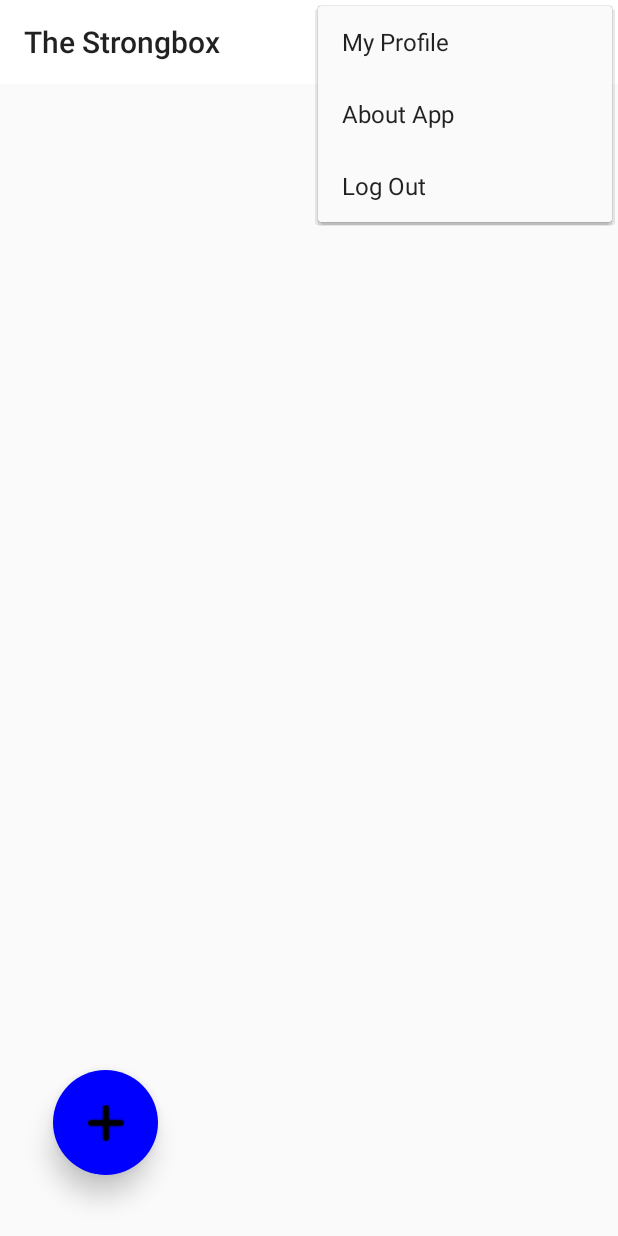
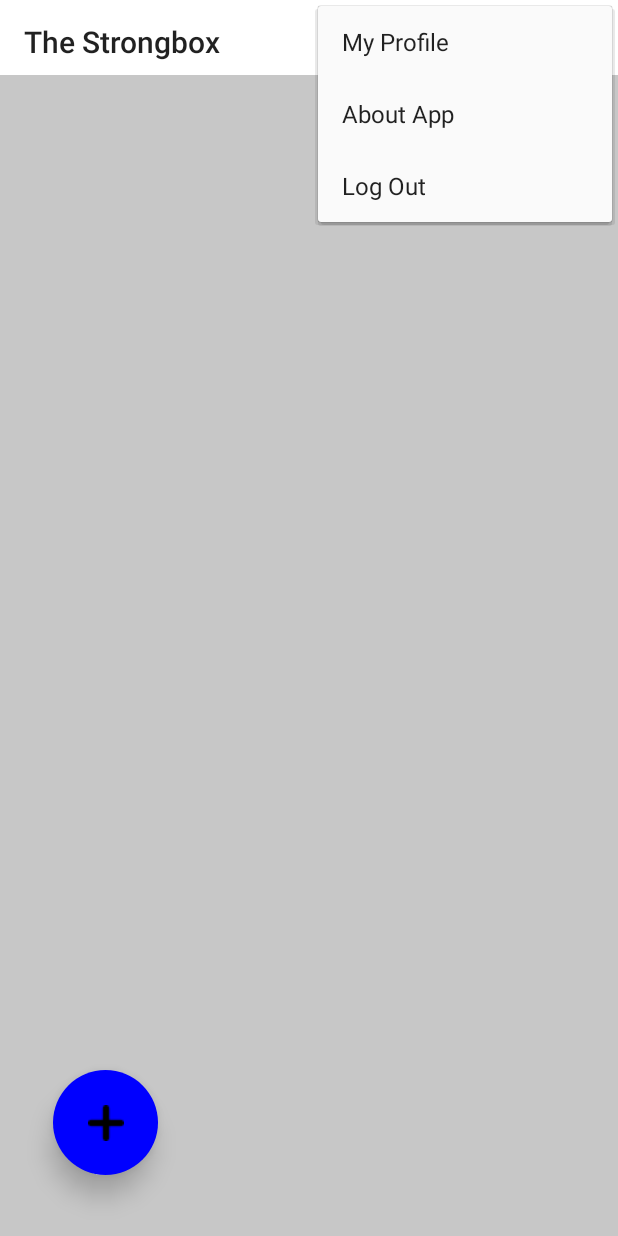
Before and after one commit to levavb/TheStrongbox, an Android app: the screen it shows after launch once a user with an empty profile is signed in (MainActivity), with the options menu open, on a phone screen of 412 x 824 dp. Run offline under Robolectric (Android 15) with nearby library versions, the phone set to English and light mode, and no system bars; our stand-ins replace Firebase (no records; nobody signed in at launch, a user with empty details on screens opened directly).

Commit message:
add scroll bar and improvment the visibility of main activity

```diff
--- a/app/src/main/res/layout/activity_main.xml
+++ b/app/src/main/res/layout/activity_main.xml
@@ -4,23 +4,40 @@
     xmlns:tools="http://schemas.android.com/tools"
     android:layout_width="match_parent"
     android:layout_height="match_parent"
-    tools:context=".Home.MainActivity">
+    tools:context=".Home.MainActivity"
+    android:background="@color/gray">
+
 
     <include
         android:id="@+id/main_page_toolbar"
         layout="@layout/app_bar_layout" />
 
+
+    <ScrollView xmlns:android="http://schemas.android.com/apk/res/android"
+        android:id="@+id/ScrollView01"
+        android:layout_width="fill_parent"
+        android:layout_height="fill_parent"
+        android:layout_marginTop="50dp"
+        tools:ignore="MissingConstraints">
+
+        <RelativeLayout xmlns:android="http://schemas.android.com/apk/res/android"
+            android:id="@+id/RelativeLayout01"
+            android:layout_width="fill_parent"
+            android:layout_height="fill_parent" >
+
             <LinearLayout xmlns:android="http://schemas.android.com/apk/res/android"
                 android:id="@+id/main_layout"
-        android:layout_width="match_parent"
-        android:layout_height="match_parent"
+                android:layout_width="fill_parent"
+                android:layout_height="fill_parent"
                 android:orientation="vertical"
-        android:layout_marginTop="60dp"
+                android:background="@color/gray"
                 android:paddingLeft="10dp"
                 android:paddingRight="10dp"
-        app:layout_constraintTop_toBottomOf="@+id/main_page_toolbar">
+                android:paddingBottom="105dp">
 
             </LinearLayout>
+        </RelativeLayout>
+    </ScrollView>
 
     <ImageButton
         android:id="@+id/add_account"
```
Also changed, not shown: app/src/main/java/com/example/thestrongbox/Home/MainActivity.java (+20 -8 lines), app/src/main/res/drawable/edit_icon.png (added), app/src/main/res/drawable/remove_icon.png (added). Lines whose indentation alone changed are shown as unchanged.
